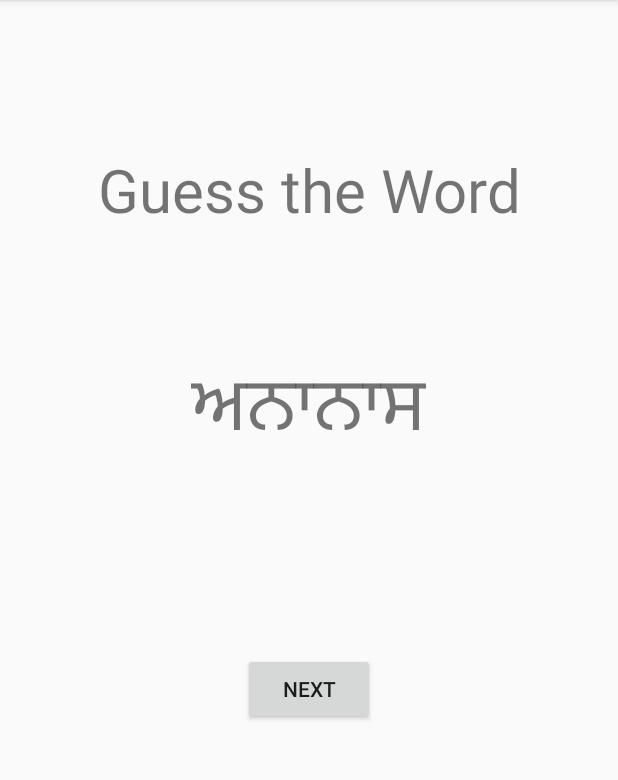
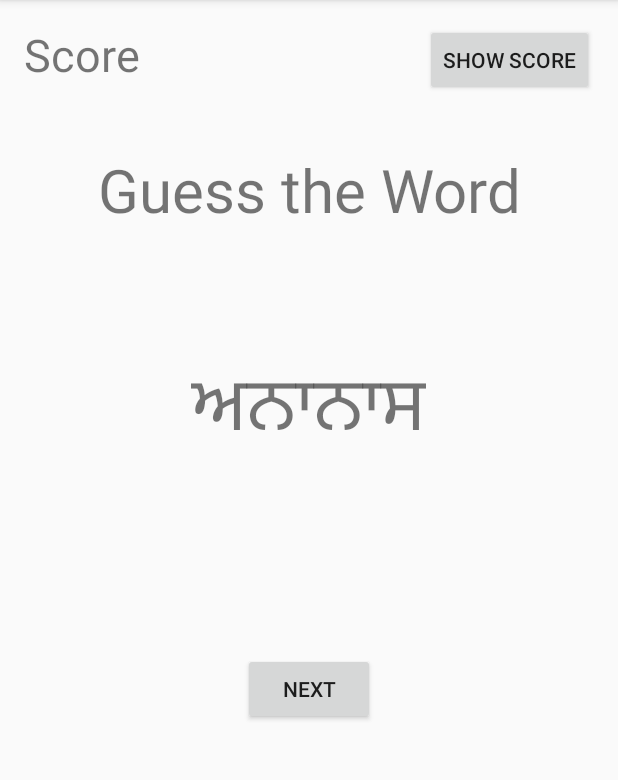
Before and after one commit to jagtarkhinda/AnimalVsFruit, an Android app: the screen it shows after launch (MainActivity), on a phone screen of 412 x 824 dp, the part 84-864 px from its top. Run offline under Robolectric (Android 15) with nearby library versions, the phone set to English and light mode, and no system bars; libraries missing offline, so code that uses them is left out: io.particle.android; 2 statements that could not run were skipped.

Commit message:
checking the right and wrong answers and storing scores

```diff
--- a/app/src/main/java/com/jagtar/animalvsfruit/MainActivity.java
+++ b/app/src/main/java/com/jagtar/animalvsfruit/MainActivity.java
@@ -32,6 +32,7 @@ public class MainActivity extends AppCompatActivity {
     int selectIndex;
     TextView question;
     TextView warning;
+    TextView showScore;
     String dataFromParticle = "";
     String particleId = "";
     String currentWord;
@@ -57,6 +58,7 @@ public class MainActivity extends AppCompatActivity {
 
         question = (TextView) findViewById(R.id.questionLabel);
         warning = (TextView) findViewById(R.id.warning);
+        showScore = (TextView) findViewById(R.id.showScore);
         // 1. Initialize your connection to the Particle API
         ParticleCloudSDK.init(this.getApplicationContext());
 
@@ -83,7 +85,6 @@ public class MainActivity extends AppCompatActivity {
             displayWord = fruit[selectIndex];
             currentWord = "2";
         }
-        Log.d("Gali", displayWord);
     }
 
     //button to show next question
@@ -96,14 +97,36 @@ public class MainActivity extends AppCompatActivity {
             warning.setText("didn't get answer from all devices");
         }
         else if(allDevicesAnswered() == true){
+
             warning.setText("");
             //checking the answers and storing the scores
             for (int i = 0; i < devices.size(); i++)
             {
 
+                if(devices.get(i).getVote().equals(currentWord)){
+                    //sending command, function name and current device in parameters
+                        sendData("green","colors",i);
+
+                        //modifying scores
+                        devices.get(i).setScore(devices.get(i).getScore() + 1);
+                        showScore.setText("Score " + devices.get(i).getScore());
+                        Log.d("socre", "device " + i + devices.get(i).getScore());
+
+                }
+                else{
+                    //sending command, function name and current device in parameters
+                    sendData("red","colors",i);
+
+                    //modifying scores
+                    devices.get(i).setScore(devices.get(i).getScore() + 1);
+                    showScore.setText("Score " + devices.get(i).getScore());
+                    Log.d("score", "device" + i + devices.get(i).getScore());
+
+                }
             }
+            setWord();
+        }
 
-        }
     }
 
     //checking if all devices has voted
@@ -122,7 +145,7 @@ public class MainActivity extends AppCompatActivity {
 
 
     //calling this function to send data to devices
-    public void sendData(String commandToSend,String funName) {
+    public void sendData(String commandToSend,String funName,Integer currentdevice) {
         Async.executeAsync(ParticleCloudSDK.getCloud(), new Async.ApiWork<ParticleCloud, Object>() {
             @Override
             public Object callApi(@NonNull ParticleCloud particleCloud) throws ParticleCloudException, IOException {
@@ -131,14 +154,14 @@ public class MainActivity extends AppCompatActivity {
                 List<String> functionParameters = new ArrayList<String>();
                 functionParameters.add(commandToSend);
 
-                for (int i = 0; i < devices.size(); i++) {
+              //  for (int i = 0; i < devices.size(); i++) {
                     try {
-                        devices.get(i).getDevice().callFunction(funName, functionParameters);
+                        devices.get(currentdevice).getDevice().callFunction(funName, functionParameters);
                         //mDevice.callFunction("colors", functionParameters);
                     } catch (ParticleDevice.FunctionDoesNotExistException e) {
                         e.printStackTrace();
                     }
-                }
+               // }
                 return -1;
             }
 
@@ -168,12 +191,17 @@ public class MainActivity extends AppCompatActivity {
                                 dataFromParticle = "" + event.dataPayload;
                                 particleId = "" + event.deviceId;
                                 //for each device, checking if the device has pressed the button
+                                if(!dataFromParticle.equals("3")){
                                 for (int i = 0; i<devices.size();i++){
                                     if(devices.get(i).getDevice().getID().equals(particleId)){
                                         devices.get(i).setHasVoted(true);
                                         devices.get(i).setVote(dataFromParticle);
                                     }
+                                }}
+                                else if(dataFromParticle.equals("3")){
+
                                 }
+
                             }
 
                             public void onEventError(Exception e) {
@@ -218,8 +246,10 @@ public class MainActivity extends AppCompatActivity {
             }
 
             @Override
-            public void onSuccess(Object o) {
+            public void onSuccess(Object o)
+            {
                 Log.d(TAG, "Successfully got device from Cloud");
+                getData();
             }
 
             @Override
--- a/app/src/main/res/layout/activity_main.xml
+++ b/app/src/main/res/layout/activity_main.xml
@@ -59,4 +59,29 @@
         app:layout_constraintStart_toStartOf="parent"
         app:layout_constraintTop_toBottomOf="@+id/questionLabel" />
 
+    <TextView
+        android:id="@+id/showScore"
+        android:layout_width="203dp"
+        android:layout_height="43dp"
+        android:layout_marginStart="16dp"
+        android:layout_marginTop="16dp"
+        android:text="Score"
+        android:textAlignment="viewStart"
+        android:textSize="30sp"
+        app:layout_constraintStart_toStartOf="parent"
+        app:layout_constraintTop_toTopOf="parent" />
+
+    <Button
+        android:id="@+id/scoreBtn"
+        android:layout_width="wrap_content"
+        android:layout_height="wrap_content"
+        android:layout_marginStart="8dp"
+        android:layout_marginTop="16dp"
+        android:layout_marginEnd="8dp"
+        android:text="Show Score"
+        app:layout_constraintEnd_toEndOf="parent"
+        app:layout_constraintHorizontal_bias="0.875"
+        app:layout_constraintStart_toEndOf="@+id/showScore"
+        app:layout_constraintTop_toTopOf="parent" />
+
 </android.support.constraint.ConstraintLayout>
```
